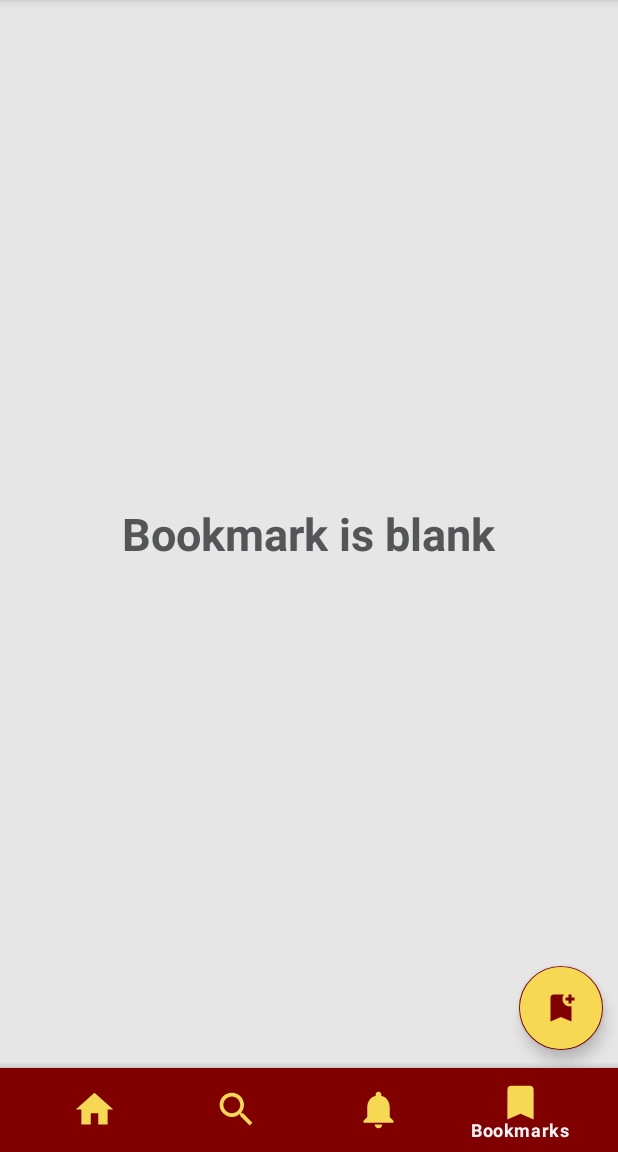
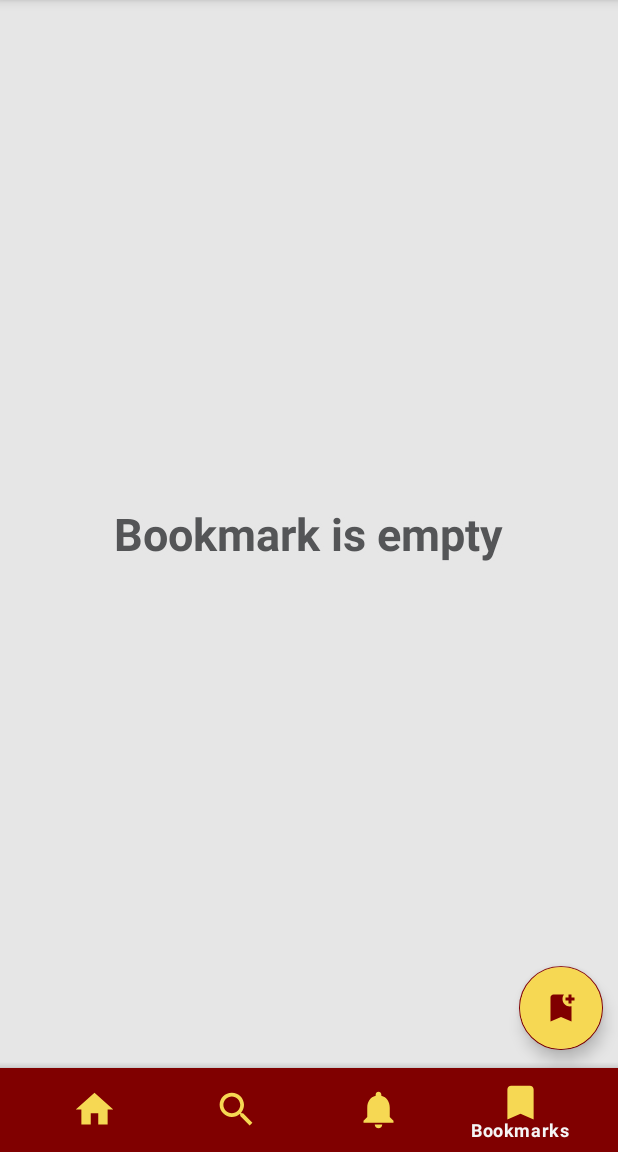
Before and after one commit to roman-batausa/NavigaIIT, an Android app: the screen it shows after launch (HomeActivity), item 4 of the bottom bar chosen, on a phone screen of 412 x 824 dp, the part 84-1236 px from its top. Run offline under Robolectric (Android 15) with nearby library versions, the phone set to English and light mode, and no system bars.

Commit message:
Init commit

```diff
--- a/app/src/main/res/layout/fragment_bookmarks.xml
+++ b/app/src/main/res/layout/fragment_bookmarks.xml
@@ -37,7 +37,7 @@
         android:layout_marginTop="80dp"
         android:shadowColor="@color/white_na_grey_gamay"
         android:shadowRadius="5"
-        android:text="Bookmark is blank"
+        android:text="Bookmark is empty"
         android:textColor="@color/grey"
         android:textSize="30sp"
         android:textStyle="bold"
```
